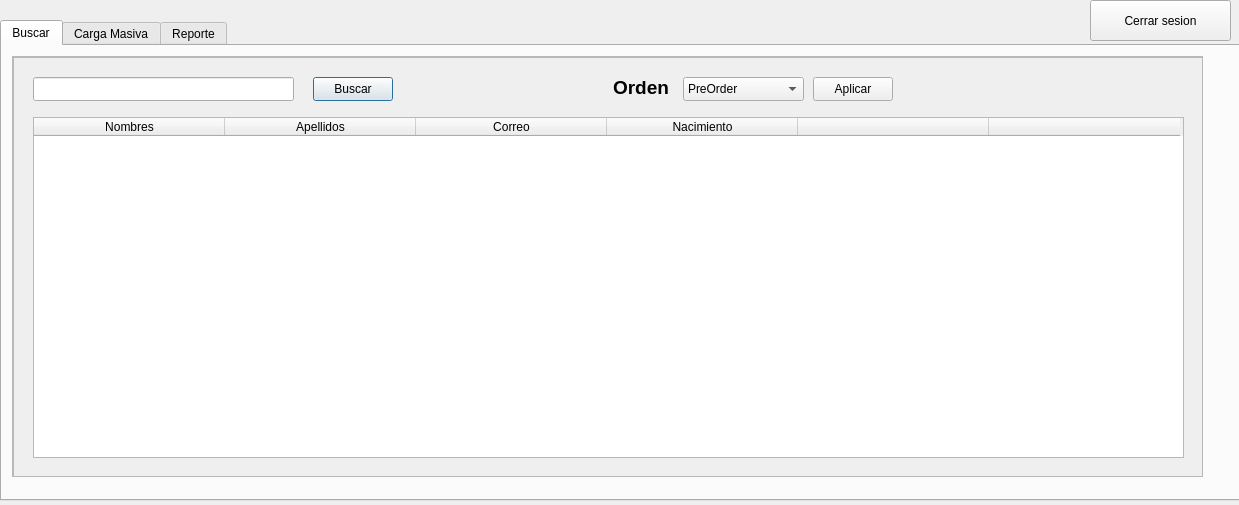
This is Fase2/main/Admin.ui in Kevin-alvarez1/PROYECTO_MULTIFASES_RED_SOCIAL as Qt 5 draws it before an edit. The edited form follows.
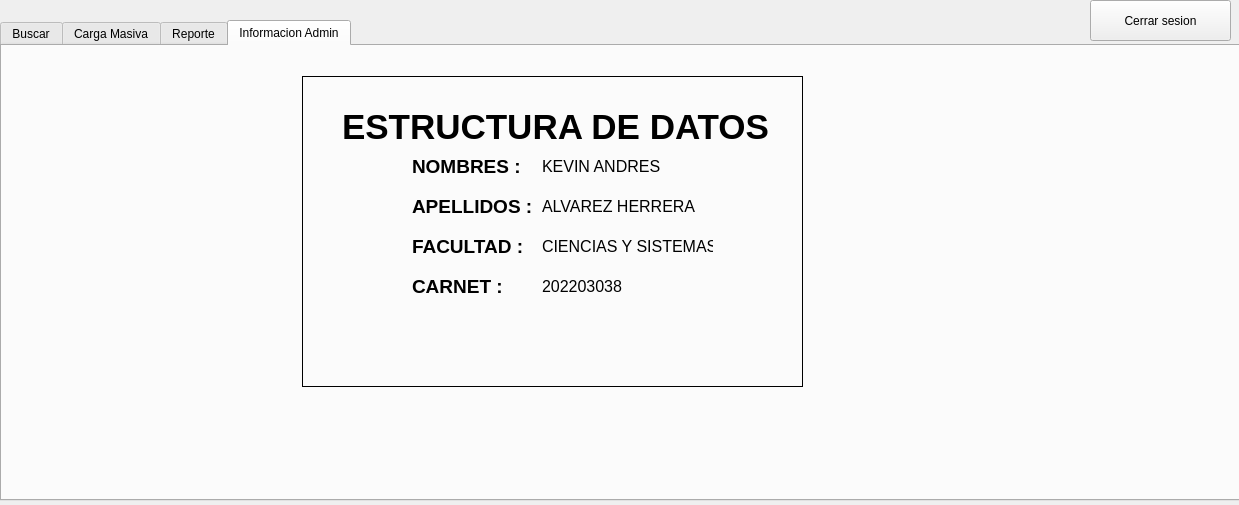
This is the edited form. The open tabs and pages were chosen to show the change.

The edit to the form file:
```diff
--- a/Fase2/main/Admin.ui
+++ b/Fase2/main/Admin.ui
@@ -452,6 +452,198 @@
      </widget>
     </widget>
    </widget>
+   <widget class="QWidget" name="tab_3">
+    <attribute name="title">
+     <string>Informacion Admin</string>
+    </attribute>
+    <widget class="QFrame" name="frame_7">
+     <property name="geometry">
+      <rect>
+       <x>300</x>
+       <y>30</y>
+       <width>501</width>
+       <height>311</height>
+      </rect>
+     </property>
+     <property name="frameShape">
+      <enum>QFrame::Shape::Box</enum>
+     </property>
+     <property name="frameShadow">
+      <enum>QFrame::Shadow::Plain</enum>
+     </property>
+     <widget class="QLabel" name="label_10">
+      <property name="geometry">
+       <rect>
+        <x>40</x>
+        <y>30</y>
+        <width>451</width>
+        <height>41</height>
+       </rect>
+      </property>
+      <property name="font">
+       <font>
+        <pointsize>26</pointsize>
+        <bold>true</bold>
+       </font>
+      </property>
+      <property name="text">
+       <string>ESTRUCTURA DE DATOS</string>
+      </property>
+     </widget>
+     <widget class="QLabel" name="label_9">
+      <property name="geometry">
+       <rect>
+        <x>110</x>
+        <y>160</y>
+        <width>171</width>
+        <height>20</height>
+       </rect>
+      </property>
+      <property name="font">
+       <font>
+        <pointsize>14</pointsize>
+        <bold>true</bold>
+       </font>
+      </property>
+      <property name="text">
+       <string>FACULTAD :</string>
+      </property>
+     </widget>
+     <widget class="QLabel" name="label_13">
+      <property name="geometry">
+       <rect>
+        <x>240</x>
+        <y>160</y>
+        <width>171</width>
+        <height>20</height>
+       </rect>
+      </property>
+      <property name="font">
+       <font>
+        <pointsize>12</pointsize>
+        <bold>false</bold>
+       </font>
+      </property>
+      <property name="text">
+       <string>CIENCIAS Y SISTEMAS</string>
+      </property>
+     </widget>
+     <widget class="QLabel" name="label_8">
+      <property name="geometry">
+       <rect>
+        <x>110</x>
+        <y>120</y>
+        <width>171</width>
+        <height>20</height>
+       </rect>
+      </property>
+      <property name="font">
+       <font>
+        <pointsize>14</pointsize>
+        <bold>true</bold>
+       </font>
+      </property>
+      <property name="text">
+       <string>APELLIDOS :</string>
+      </property>
+     </widget>
+     <widget class="QLabel" name="label_12">
+      <property name="geometry">
+       <rect>
+        <x>240</x>
+        <y>120</y>
+        <width>171</width>
+        <height>20</height>
+       </rect>
+      </property>
+      <property name="font">
+       <font>
+        <pointsize>12</pointsize>
+        <bold>false</bold>
+       </font>
+      </property>
+      <property name="text">
+       <string>ALVAREZ HERRERA</string>
+      </property>
+     </widget>
+     <widget class="QLabel" name="label_11">
+      <property name="geometry">
+       <rect>
+        <x>240</x>
+        <y>80</y>
+        <width>171</width>
+        <height>20</height>
+       </rect>
+      </property>
+      <property name="font">
+       <font>
+        <pointsize>12</pointsize>
+        <bold>false</bold>
+       </font>
+      </property>
+      <property name="text">
+       <string>KEVIN ANDRES</string>
+      </property>
+     </widget>
+     <widget class="QLabel" name="label_14">
+      <property name="geometry">
+       <rect>
+        <x>110</x>
+        <y>200</y>
+        <width>171</width>
+        <height>20</height>
+       </rect>
+      </property>
+      <property name="font">
+       <font>
+        <pointsize>14</pointsize>
+        <bold>true</bold>
+       </font>
+      </property>
+      <property name="text">
+       <string>CARNET :</string>
+      </property>
+     </widget>
+     <widget class="QLabel" name="label_7">
+      <property name="geometry">
+       <rect>
+        <x>110</x>
+        <y>80</y>
+        <width>171</width>
+        <height>20</height>
+       </rect>
+      </property>
+      <property name="font">
+       <font>
+        <pointsize>14</pointsize>
+        <bold>true</bold>
+       </font>
+      </property>
+      <property name="text">
+       <string>NOMBRES :</string>
+      </property>
+     </widget>
+     <widget class="QLabel" name="label_15">
+      <property name="geometry">
+       <rect>
+        <x>240</x>
+        <y>200</y>
+        <width>171</width>
+        <height>20</height>
+       </rect>
+      </property>
+      <property name="font">
+       <font>
+        <pointsize>12</pointsize>
+        <bold>false</bold>
+       </font>
+      </property>
+      <property name="text">
+       <string>202203038</string>
+      </property>
+     </widget>
+    </widget>
+   </widget>
   </widget>
   <widget class="QPushButton" name="CerrarSesion_boton_2">
    <property name="geometry">
```
Left out of the diff: 4 changed lines with no effect on the pictures.
